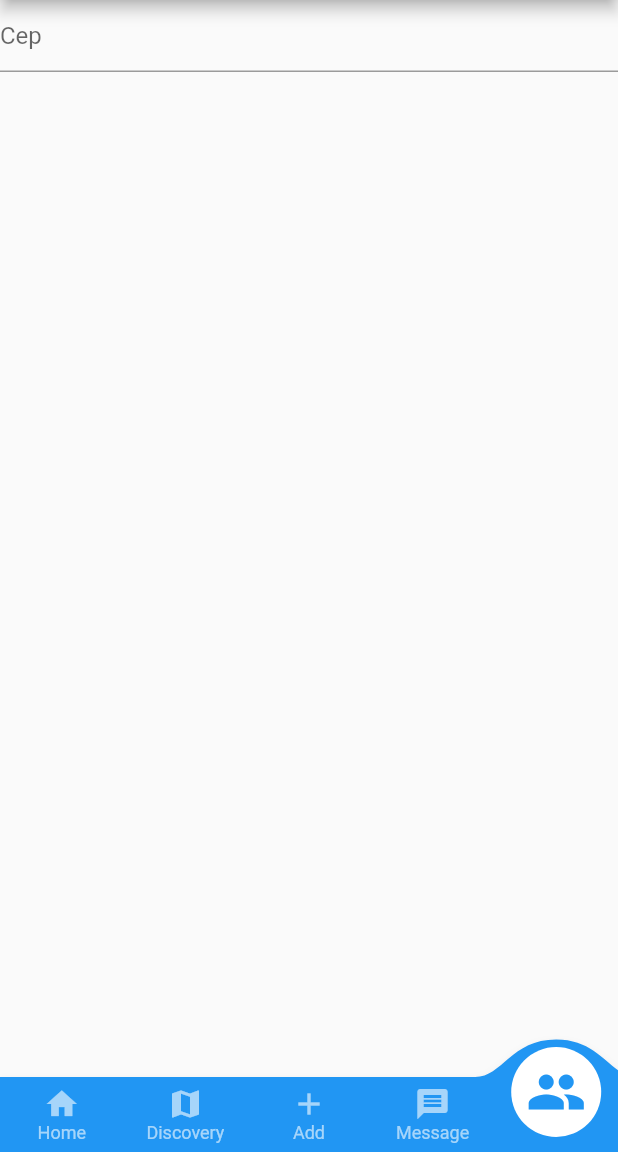
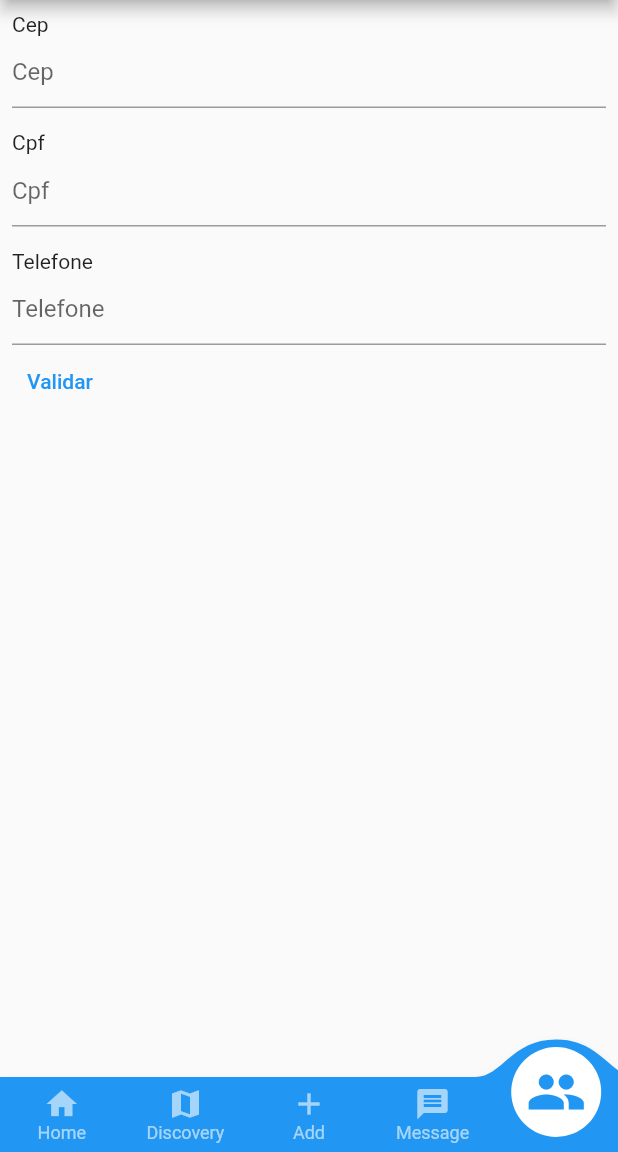
Before and after one commit to juanfernandez13/bootcamp_flutter, a Flutter app: the screen it shows after launch, item 5 of the bottom bar chosen, on a phone screen of 412 x 824 dp, the part 84-1236 px from its top. Run offline on Flutter 3.47's test engine with Material 2 defaults, Android fonts, the phone set to English and light mode, and no system bars; drawn by our look-alikes of convex_bottom_bar; our stand-ins replace animated_text_kit, auto_size_text, brasil_fields, convert, dio, flutter_dotenv and 7 more; missing offline and left inert: dart:ffi; accounts and stored records are empty; network calls fail.

Commit message:
br fields package

```diff
--- a/Modulo_6/pacotes/lib/main.dart
+++ b/Modulo_6/pacotes/lib/main.dart
@@ -12,6 +12,7 @@ class MyApp extends StatelessWidget {
   @override
   Widget build(BuildContext context) {
     return const MaterialApp(
+      debugShowCheckedModeBanner: false,
       home: SplashScreen(),
     );
   }
--- a/Modulo_6/pacotes/lib/pages/bottomBar/br_fields_page.dart
+++ b/Modulo_6/pacotes/lib/pages/bottomBar/br_fields_page.dart
@@ -0,0 +1,70 @@
+import 'package:brasil_fields/brasil_fields.dart';
+import 'package:flutter/material.dart';
+import 'package:flutter/services.dart';
+
+class BrFieldsPage extends StatefulWidget {
+  const BrFieldsPage({super.key});
+
+  @override
+  State<BrFieldsPage> createState() => _BrFieldsPageState();
+}
+
+class _BrFieldsPageState extends State<BrFieldsPage> {
+  TextEditingController cepController = TextEditingController();
+  TextEditingController cpfController = TextEditingController();
+  TextEditingController telefoneController = TextEditingController();
+
+  @override
+  Widget build(BuildContext context) {
+    return Scaffold(
+      body: Padding(
+        padding: const EdgeInsets.all(8),
+        child: Column(
+          crossAxisAlignment:CrossAxisAlignment.start,
+          children: [
+            const Text("Cep"),
+            TextFormField(
+              controller: cepController,
+              decoration: const InputDecoration(hintText: "Cep"),
+              keyboardType: TextInputType.number,
+              inputFormatters: [
+                FilteringTextInputFormatter.digitsOnly,
+                CepInputFormatter(),
+              ],
+            ),
+            const SizedBox(height: 15),
+            const Text("Cpf"),
+            TextFormField(
+              controller: cpfController,
+              decoration: const InputDecoration(hintText: "Cpf"),
+              keyboardType: TextInputType.number,
+              inputFormatters: [
+                FilteringTextInputFormatter.digitsOnly,
+                CpfInputFormatter(),
+              ],
+            ),
+            const SizedBox(height: 15),
+            const Text("Telefone"),
+            TextFormField(
+              controller: telefoneController,
+              decoration: const InputDecoration(hintText: "Telefone"),
+              keyboardType: TextInputType.number,
+              inputFormatters: [
+                FilteringTextInputFormatter.digitsOnly,
+                TelefoneInputFormatter(),
+              ],
+            ),
+            TextButton(
+              child: const Text("Validar"),
+              onPressed: () {
+                print(CPFValidator.isValid(cpfController.text));
+                print(CPFValidator.generate());
+
+              },
+            ),
+          ],
+        ),
+      ),
+    );
+  }
+}
--- a/Modulo_6/pacotes/lib/pages/home_page.dart
+++ b/Modulo_6/pacotes/lib/pages/home_page.dart
@@ -2,6 +2,7 @@ import 'package:convex_bottom_bar/convex_bottom_bar.dart';
 import 'package:flutter/material.dart';
 import 'package:flutter/services.dart';
 import 'package:font_awesome_flutter/font_awesome_flutter.dart';
+import 'package:pacotes/pages/bottomBar/br_fields_page.dart';
 import 'package:pacotes/shared/widgets/custon_drawer.dart';
 import 'package:brasil_fields/brasil_fields.dart';
 
@@ -59,20 +60,7 @@ class _HomePageState extends State<HomePage> with TickerProviderStateMixin {
               Container(
                 color: Colors.red,
               ),
-              Container(
-                child: Column(
-                  children: [
-                    TextFormField(
-                      decoration:const InputDecoration(hintText: "Cep"),
-                      keyboardType: TextInputType.number,
-                      inputFormatters: [
-                        FilteringTextInputFormatter.digitsOnly,
-                        CepInputFormatter(),
-                        ],
-                    )
-                  ],
-                ),
-              ),
+              BrFieldsPage()
             ],
           )),
         ],
--- a/Modulo_6/pacotes/pubspec.yaml
+++ b/Modulo_6/pacotes/pubspec.yaml
@@ -40,6 +40,8 @@ dependencies:
   auto_size_text: ^3.0.0
   animated_text_kit: ^4.2.2
   convex_bottom_bar: ^3.2.0
+  brasil_fields: ^1.10.0
+  intl: ^0.18.0
 
 dev_dependencies:
   flutter_launcher_icons: "^0.11.0"
```
Also changed, not shown: Modulo_6/pacotes/pubspec.lock.
